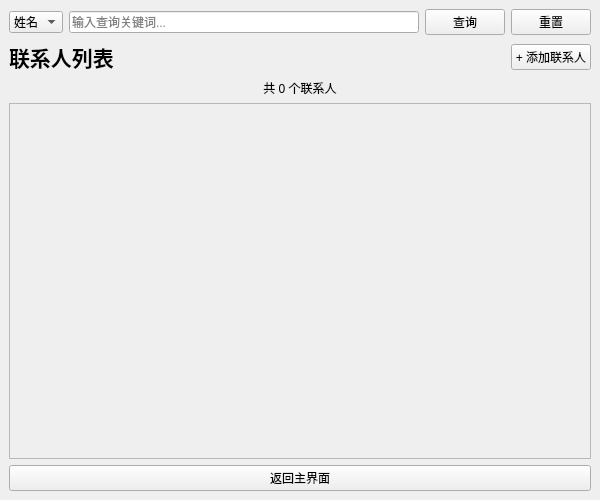
The window that contactbookwindow.ui (tinfll/ContractHomework) describes before a commit, drawn with Qt 5.
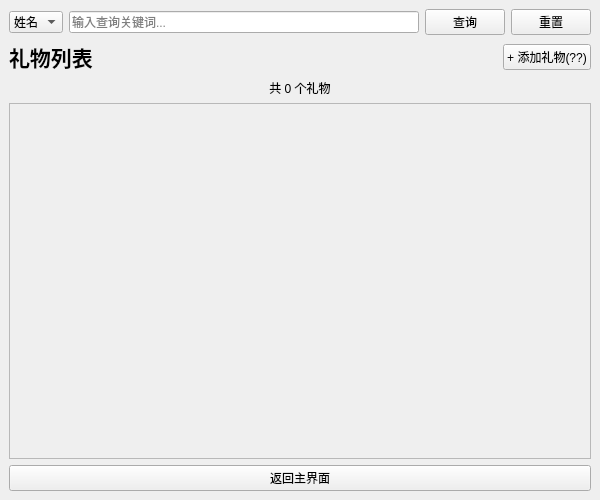
The same window after the commit.

```diff
--- a/contactbookwindow.ui
+++ b/contactbookwindow.ui
@@ -75,12 +75,11 @@
         <property name="font">
          <font>
           <pointsize>16</pointsize>
-          <weight>75</weight>
           <bold>true</bold>
          </font>
         </property>
         <property name="text">
-         <string>联系人列表</string>
+         <string>礼物列表</string>
         </property>
        </widget>
       </item>
@@ -100,7 +99,7 @@
       <item>
        <widget class="QPushButton" name="addContactButton">
         <property name="text">
-         <string>+ 添加联系人</string>
+         <string>+ 添加礼物(??)</string>
         </property>
        </widget>
       </item>
@@ -111,7 +110,7 @@
     <item>
      <widget class="QLabel" name="countLabel">
       <property name="text">
-       <string>共 0 个联系人</string>
+       <string>共 0 个礼物</string>
       </property>
       <property name="alignment">
        <set>Qt::AlignCenter</set>
```
Left out of the diff: 13 changed lines with no effect on the pictures.
